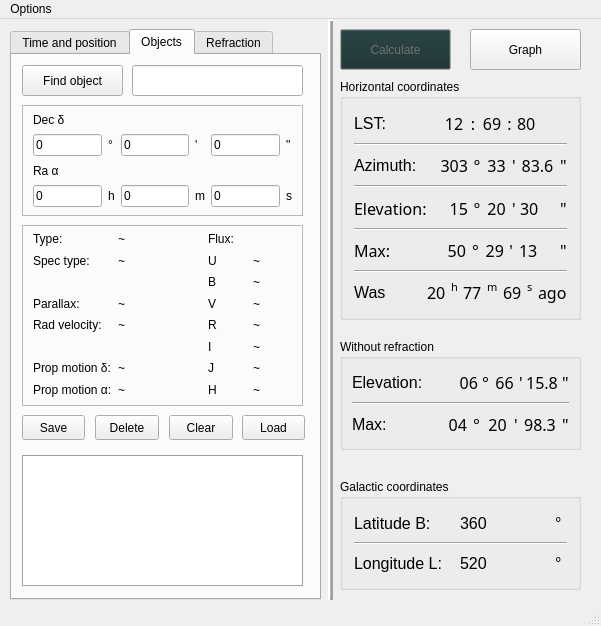
Qt form GUI/mainwindow.ui (IamNotProgrammer/Star-height) before a commit.
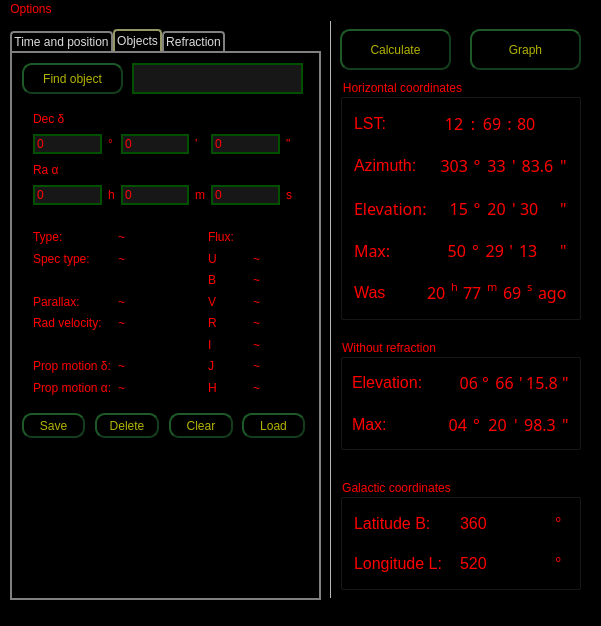
The same form after that commit. Icons and pictures are not drawn.

Commit message:
Learned CSS
I learned that qt is shit, because palette doesn't work on gnome but CSS does so I learned a lot (how to colour things) and now it looks different but this shit works on every DE

```diff
--- a/GUI/mainwindow.ui
+++ b/GUI/mainwindow.ui
@@ -23,6 +23,84 @@
    <iconset>
     <normaloff>../../../../usr/local/Data/Images/logo.png</normaloff>../../../../usr/local/Data/Images/logo.png</iconset>
   </property>
+  <property name="styleSheet">
+   <string notr="true">QWidget
+{
+background-color: black ; 
+color: red ;
+}
+
+QPushButton
+{
+border: 2px solid rgb(20, 61, 29) ;
+border-left:  2px solid rgb(30, 90, 40) ;
+border-top: 2px solid rgb(30, 90, 40) ;
+border-radius: 10px ;
+
+background-color: qlineargradient(x1: 0, y1: 0, x2: 1, y2: 1,
+																 	stop: 0 rgb(0, 0, 76), stop: 1 rgb(7, 30, 15)) ;
+/*background: rgb(0, 0, 76) ;*/
+color: rgb(180, 180, 0) ;
+}
+
+QPushButton:pressed
+{
+border: 2px solid rgb(30, 90, 40) ;
+border-left:  2px solid rgb(20, 61, 29) ;
+border-top: 2px solid rgb(20, 61, 29) ;
+background: rgb(0, 0, 50) ;
+}
+
+QTabWidget::pane
+{
+border: 2px solid gray ;
+}
+
+QTabBar::tab
+{
+border: 2px solid gray ;
+border-top-left-radius: 4px ;
+border-top-right-radius: 4px ;
+
+padding: 2px ;
+
+background-color: qlineargradient(x1: 0, y1: 0, x2: 0, y2: 1,
+																 	stop: 0 rgb(0, 60, 90), stop: 1 rgb(0, 0, 40)) ;
+color: rgb(220, 220, 220) ;
+
+margin-bottom: -2px ;
+}
+
+QTabBar::tab:selected
+{
+border: 2px solid rgb(150, 150, 100) ;
+
+background-color: qlineargradient(x1: 0, y1: 0, x2: 0, y2: 1,
+																 	stop: 0 rgb(0, 0, 40), stop: 1  rgb(0, 60, 90) ) ;
+}
+
+QTabBar::tab:!selected
+{
+margin-top: 2px ;
+}
+
+QLineEdit
+{
+border: 2px solid rgb(0, 80, 0) ;
+background-color: rgb(23, 23, 23) ;
+}
+
+QComboBox
+{
+border: 2px solid rgb(57, 0, 88) ;
+border-radius: 3px ;
+background-color: rgb(50, 50, 0) ;
+color: white ;
+
+padding: 2px ;
+}
+</string>
+  </property>
   <widget class="QWidget" name="centralWidget">
    <widget class="QPushButton" name="pushButton">
     <property name="geometry">
@@ -39,27 +117,38 @@
        <colorrole role="WindowText">
         <brush brushstyle="SolidPattern">
          <color alpha="255">
-          <red>109</red>
-          <green>109</green>
-          <blue>109</blue>
+          <red>180</red>
+          <green>180</green>
+          <blue>0</blue>
          </color>
         </brush>
        </colorrole>
        <colorrole role="Button">
-        <brush brushstyle="SolidPattern">
-         <color alpha="255">
-          <red>23</red>
-          <green>46</green>
-          <blue>47</blue>
-         </color>
+        <brush brushstyle="LinearGradientPattern">
+         <gradient startx="0.000000000000000" starty="0.000000000000000" endx="1.000000000000000" endy="1.000000000000000" type="LinearGradient" spread="PadSpread" coordinatemode="ObjectBoundingMode">
+          <gradientstop position="0.000000000000000">
+           <color alpha="255">
+            <red>0</red>
+            <green>0</green>
+            <blue>76</blue>
+           </color>
+          </gradientstop>
+          <gradientstop position="1.000000000000000">
+           <color alpha="255">
+            <red>7</red>
+            <green>30</green>
+            <blue>15</blue>
+           </color>
+          </gradientstop>
+         </gradient>
         </brush>
        </colorrole>
        <colorrole role="Text">
         <brush brushstyle="SolidPattern">
          <color alpha="255">
-          <red>57</red>
-          <green>57</green>
-          <blue>57</blue>
+          <red>180</red>
+          <green>180</green>
+          <blue>0</blue>
          </color>
         </brush>
        </colorrole>
@@ -75,12 +164,52 @@
        <colorrole role="ButtonText">
         <brush brushstyle="SolidPattern">
          <color alpha="255">
-          <red>113</red>
-          <green>113</green>
-          <blue>113</blue>
+          <red>180</red>
+          <green>180</green>
+          <blue>0</blue>
          </color>
         </brush>
        </colorrole>
+       <colorrole role="Base">
+        <brush brushstyle="LinearGradientPattern">
+         <gradient startx="0.000000000000000" starty="0.000000000000000" endx="1.000000000000000" endy="1.000000000000000" type="LinearGradient" spread="PadSpread" coordinatemode="ObjectBoundingMode">
+          <gradientstop position="0.000000000000000">
+           <color alpha="255">
+            <red>0</red>
+            <green>0</green>
+            <blue>76</blue>
+           </color>
+          </gradientstop>
+          <gradientstop position="1.000000000000000">
+           <color alpha="255">
+            <red>7</red>
+            <green>30</green>
+            <blue>15</blue>
+           </color>
+          </gradientstop>
+         </gradient>
+        </brush>
+       </colorrole>
+       <colorrole role="Window">
+        <brush brushstyle="LinearGradientPattern">
+         <gradient startx="0.000000000000000" starty="0.000000000000000" endx="1.000000000000000" endy="1.000000000000000" type="LinearGradient" spread="PadSpread" coordinatemode="ObjectBoundingMode">
+          <gradientstop position="0.000000000000000">
+           <color alpha="255">
+            <red>0</red>
+            <green>0</green>
+            <blue>76</blue>
+           </color>
+          </gradientstop>
+          <gradientstop position="1.000000000000000">
+           <color alpha="255">
+            <red>7</red>
+            <green>30</green>
+            <blue>15</blue>
+           </color>
+          </gradientstop>
+         </gradient>
+        </brush>
+       </colorrole>
        <colorrole role="HighlightedText">
         <brush brushstyle="SolidPattern">
          <color alpha="255">
@@ -104,27 +233,38 @@
        <colorrole role="WindowText">
         <brush brushstyle="SolidPattern">
          <color alpha="255">
-          <red>109</red>
-          <green>109</green>
-          <blue>109</blue>
+          <red>180</red>
+          <green>180</green>
+          <blue>0</blue>
          </color>
         </brush>
        </colorrole>
        <colorrole role="Button">
-        <brush brushstyle="SolidPattern">
-         <color alpha="255">
-          <red>23</red>
-          <green>46</green>
-          <blue>47</blue>
-         </color>
+        <brush brushstyle="LinearGradientPattern">
+         <gradient startx="0.000000000000000" starty="0.000000000000000" endx="1.000000000000000" endy="1.000000000000000" type="LinearGradient" spread="PadSpread" coordinatemode="ObjectBoundingMode">
+          <gradientstop position="0.000000000000000">
+           <color alpha="255">
+            <red>0</red>
+            <green>0</green>
+            <blue>76</blue>
+           </color>
+          </gradientstop>
+          <gradientstop position="1.000000000000000">
+           <color alpha="255">
+            <red>7</red>
+            <green>30</green>
+            <blue>15</blue>
+           </color>
+          </gradientstop>
+         </gradient>
         </brush>
        </colorrole>
        <colorrole role="Text">
         <brush brushstyle="SolidPattern">
          <color alpha="255">
-          <red>57</red>
-          <green>57</green>
-          <blue>57</blue>
+          <red>180</red>
+          <green>180</green>
+          <blue>0</blue>
          </color>
         </brush>
        </colorrole>
@@ -140,12 +280,52 @@
        <colorrole role="ButtonText">
         <brush brushstyle="SolidPattern">
          <color alpha="255">
-          <red>113</red>
-          <green>113</green>
-          <blue>113</blue>
+          <red>180</red>
+          <green>180</green>
+          <blue>0</blue>
          </color>
         </brush>
        </colorrole>
+       <colorrole role="Base">
+        <brush brushstyle="LinearGradientPattern">
+         <gradient startx="0.000000000000000" starty="0.000000000000000" endx="1.000000000000000" endy="1.000000000000000" type="LinearGradient" spread="PadSpread" coordinatemode="ObjectBoundingMode">
+          <gradientstop position="0.000000000000000">
+           <color alpha="255">
+            <red>0</red>
+            <green>0</green>
+            <blue>76</blue>
+           </color>
+          </gradientstop>
+          <gradientstop position="1.000000000000000">
+           <color alpha="255">
+            <red>7</red>
+            <green>30</green>
+            <blue>15</blue>
+           </color>
+          </gradientstop>
+         </gradient>
+        </brush>
+       </colorrole>
+       <colorrole role="Window">
+        <brush brushstyle="LinearGradientPattern">
+         <gradient startx="0.000000000000000" starty="0.000000000000000" endx="1.000000000000000" endy="1.000000000000000" type="LinearGradient" spread="PadSpread" coordinatemode="ObjectBoundingMode">
+          <gradientstop position="0.000000000000000">
+           <color alpha="255">
+            <red>0</red>
+            <green>0</green>
+            <blue>76</blue>
+           </color>
+          </gradientstop>
+          <gradientstop position="1.000000000000000">
+           <color alpha="255">
+            <red>7</red>
+            <green>30</green>
+            <blue>15</blue>
+           </color>
+          </gradientstop>
+         </gradient>
+        </brush>
+       </colorrole>
        <colorrole role="HighlightedText">
         <brush brushstyle="SolidPattern">
          <color alpha="255">
@@ -169,27 +349,38 @@
        <colorrole role="WindowText">
         <brush brushstyle="SolidPattern">
          <color alpha="255">
-          <red>0</red>
-          <green>0</green>
-          <blue>23</blue>
+          <red>180</red>
+          <green>180</green>
+          <blue>0</blue>
          </color>
         </brush>
        </colorrole>
        <colorrole role="Button">
-        <brush brushstyle="SolidPattern">
-         <color alpha="255">
-          <red>23</red>
-          <green>46</green>
-          <blue>47</blue>
-         </color>
+        <brush brushstyle="LinearGradientPattern">
+         <gradient startx="0.000000000000000" starty="0.000000000000000" endx="1.000000000000000" endy="1.000000000000000" type="LinearGradient" spread="PadSpread" coordinatemode="ObjectBoundingMode">
+          <gradientstop position="0.000000000000000">
+           <color alpha="255">
+            <red>0</red>
+            <green>0</green>
+            <blue>76</blue>
+           </color>
+          </gradientstop>
+          <gradientstop position="1.000000000000000">
+           <color alpha="255">
+            <red>7</red>
+            <green>30</green>
+            <blue>15</blue>
+           </color>
+          </gradientstop>
+         </gradient>
         </brush>
        </colorrole>
        <colorrole role="Text">
         <brush brushstyle="SolidPattern">
          <color alpha="255">
-          <red>0</red>
-          <green>0</green>
-          <blue>23</blue>
+          <red>180</red>
+          <green>180</green>
+          <blue>0</blue>
          </color>
         </brush>
        </colorrole>
@@ -205,12 +396,52 @@
        <colorrole role="ButtonText">
         <brush brushstyle="SolidPattern">
          <color alpha="255">
-          <red>0</red>
-          <green>0</green>
-          <blue>23</blue>
+          <red>180</red>
+          <green>180</green>
+          <blue>0</blue>
          </color>
         </brush>
        </colorrole>
+       <colorrole role="Base">
+        <brush brushstyle="LinearGradientPattern">
+         <gradient startx="0.000000000000000" starty="0.000000000000000" endx="1.000000000000000" endy="1.000000000000000" type="LinearGradient" spread="PadSpread" coordinatemode="ObjectBoundingMode">
+          <gradientstop position="0.000000000000000">
+           <color alpha="255">
+            <red>0</red>
+            <green>0</green>
+            <blue>76</blue>
+           </color>
+          </gradientstop>
+          <gradientstop position="1.000000000000000">
+           <color alpha="255">
+            <red>7</red>
+            <green>30</green>
+            <blue>15</blue>
+           </color>
+          </gradientstop>
+         </gradient>
+        </brush>
+       </colorrole>
+       <colorrole role="Window">
+        <brush brushstyle="LinearGradientPattern">
+         <gradient startx="0.000000000000000" starty="0.000000000000000" endx="1.000000000000000" endy="1.000000000000000" type="LinearGradient" spread="PadSpread" coordinatemode="ObjectBoundingMode">
+          <gradientstop position="0.000000000000000">
+           <color alpha="255">
+            <red>0</red>
+            <green>0</green>
+            <blue>76</blue>
+           </color>
+          </gradientstop>
+          <gradientstop position="1.000000000000000">
+           <color alpha="255">
+            <red>7</red>
+            <green>30</green>
+            <blue>15</blue>
+           </color>
+          </gradientstop>
+         </gradient>
+        </brush>
+       </colorrole>
        <colorrole role="HighlightedText">
         <brush brushstyle="SolidPattern">
          <color alpha="255">
@@ -2112,7 +2343,7 @@
          <colorrole role="WindowText">
           <brush brushstyle="SolidPattern">
            <color alpha="255">
-            <red>0</red>
+            <red>255</red>
             <green>0</green>
             <blue>0</blue>
            </color>
@@ -2121,9 +2352,9 @@
          <colorrole role="Button">
           <brush brushstyle="SolidPattern">
            <color alpha="255">
-            <red>208</red>
-            <green>208</green>
-            <blue>208</blue>
+            <red>0</red>
+            <green>0</green>
+            <blue>0</blue>
            </color>
           </brush>
          </colorrole>
@@ -2166,7 +2397,7 @@
          <colorrole role="Text">
           <brush brushstyle="SolidPattern">
            <color alpha="255">
-            <red>0</red>
+            <red>255</red>
             <green>0</green>
             <blue>0</blue>
            </color>
@@ -2184,7 +2415,7 @@
          <colorrole role="ButtonText">
           <brush brushstyle="SolidPattern">
            <color alpha="255">
-            <red>0</red>
+            <red>255</red>
             <green>0</green>
             <blue>0</blue>
            </color>
@@ -2193,18 +2424,18 @@
          <colorrole role="Base">
           <brush brushstyle="SolidPattern">
            <color alpha="255">
-            <red>255</red>
-            <green>255</green>
-            <blue>255</blue>
+            <red>0</red>
+            <green>0</green>
+            <blue>0</blue>
            </color>
           </brush>
          </colorrole>
          <colorrole role="Window">
           <brush brushstyle="SolidPattern">
            <color alpha="255">
-            <red>208</red>
-            <green>208</green>
-            <blue>208</blue>
+            <red>0</red>
+            <green>0</green>
+            <blue>0</blue>
            </color>
           </brush>
          </colorrole>
@@ -2258,7 +2489,7 @@
          <colorrole role="WindowText">
           <brush brushstyle="SolidPattern">
            <color alpha="255">
-            <red>0</red>
+            <red>255</red>
             <green>0</green>
             <blue>0</blue>
            </color>
@@ -2267,9 +2498,9 @@
          <colorrole role="Button">
           <brush brushstyle="SolidPattern">
            <color alpha="255">
-            <red>208</red>
-            <green>208</green>
-            <blue>208</blue>
+            <red>0</red>
+            <green>0</green>
+            <blue>0</blue>
            </color>
           </brush>
          </colorrole>
@@ -2312,7 +2543,7 @@
          <colorrole role="Text">
           <brush brushstyle="SolidPattern">
            <color alpha="255">
-            <red>0</red>
+            <red>255</red>
             <green>0</green>
             <blue>0</blue>
            </color>
@@ -2330,7 +2561,7 @@
          <colorrole role="ButtonText">
           <brush brushstyle="SolidPattern">
            <color alpha="255">
-            <red>0</red>
+            <red>255</red>
             <green>0</green>
             <blue>0</blue>
            </color>
@@ -2339,18 +2570,18 @@
          <colorrole role="Base">
           <brush brushstyle="SolidPattern">
            <color alpha="255">
-            <red>255</red>
-            <green>255</green>
-            <blue>255</blue>
+            <red>0</red>
+            <green>0</green>
+            <blue>0</blue>
            </color>
           </brush>
          </colorrole>
          <colorrole role="Window">
           <brush brushstyle="SolidPattern">
            <color alpha="255">
-            <red>208</red>
-            <green>208</green>
-            <blue>208</blue>
+            <red>0</red>
+            <green>0</green>
+            <blue>0</blue>
            </color>
           </brush>
          </colorrole>
@@ -2404,18 +2635,18 @@
          <colorrole role="WindowText">
           <brush brushstyle="SolidPattern">
            <color alpha="255">
-            <red>104</red>
-            <green>104</green>
-            <blue>104</blue>
+            <red>255</red>
+            <green>0</green>
+            <blue>0</blue>
            </color>
           </brush>
          </colorrole>
          <colorrole role="Button">
           <brush brushstyle="SolidPattern">
            <color alpha="255">
-            <red>208</red>
-            <green>208</green>
-            <blue>208</blue>
+            <red>0</red>
+            <green>0</green>
+            <blue>0</blue>
            </color>
           </brush>
          </colorrole>
@@ -2458,9 +2689,9 @@
          <colorrole role="Text">
           <brush brushstyle="SolidPattern">
            <color alpha="255">
-            <red>104</red>
-            <green>104</green>
-            <blue>104</blue>
+            <red>255</red>
+            <green>0</green>
+            <blue>0</blue>
            </color>
           </brush>
          </colorrole>
@@ -2476,27 +2707,27 @@
          <colorrole role="ButtonText">
           <brush brushstyle="SolidPattern">
            <color alpha="255">
-            <red>104</red>
-            <green>104</green>
-            <blue>104</blue>
+            <red>255</red>
+            <green>0</green>
+            <blue>0</blue>
            </color>
           </brush>
          </colorrole>
          <colorrole role="Base">
           <brush brushstyle="SolidPattern">
            <color alpha="255">
-            <red>208</red>
-            <green>208</green>
-            <blue>208</blue>
+            <red>0</red>
+            <green>0</green>
+            <blue>0</blue>
            </color>
           </brush>
          </colorrole>
          <colorrole role="Window">
           <brush brushstyle="SolidPattern">
            <color alpha="255">
-            <red>208</red>
-            <green>208</green>
-            <blue>208</blue>
+            <red>0</red>
+            <green>0</green>
+            <blue>0</blue>
            </color>
           </brush>
          </colorrole>
```
Left out of the diff: 21 changed lines with no effect on the pictures. The commit also changes 1 other file.
